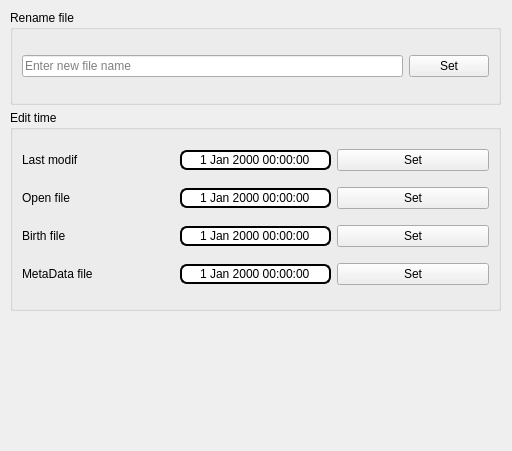
Above: file_actions_window.ui from jestsi/Info-of-file-g before the change. Below: the same form after it.
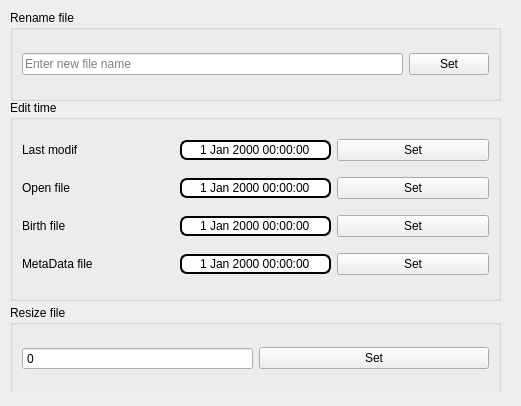
That is the form after the change. Icons and pictures are not drawn.

What changed in the file:
```diff
--- a/file_actions_window.ui
+++ b/file_actions_window.ui
@@ -9,53 +9,30 @@
    <rect>
     <x>0</x>
     <y>0</y>
-    <width>512</width>
-    <height>451</height>
+    <width>521</width>
+    <height>406</height>
    </rect>
   </property>
+  <property name="minimumSize">
+   <size>
+    <width>521</width>
+    <height>406</height>
+   </size>
+  </property>
+  <property name="maximumSize">
+   <size>
+    <width>521</width>
+    <height>406</height>
+   </size>
+  </property>
   <property name="windowTitle">
-   <string>Form</string>
+   <string>File actions</string>
   </property>
-  <widget class="QGroupBox" name="groupBox">
-   <property name="geometry">
-    <rect>
-     <x>10</x>
-     <y>10</y>
-     <width>491</width>
-     <height>95</height>
-    </rect>
-   </property>
-   <property name="title">
-    <string>Rename file</string>
-   </property>
-   <property name="flat">
-    <bool>true</bool>
-   </property>
-   <layout class="QGridLayout" name="gridLayout">
-    <item row="0" column="0">
-     <widget class="QLineEdit" name="lineEdit">
-      <property name="placeholderText">
-       <string>Enter new file name</string>
-      </property>
-      <property name="clearButtonEnabled">
-       <bool>true</bool>
-      </property>
-     </widget>
-    </item>
-    <item row="0" column="1">
-     <widget class="QPushButton" name="pushButton">
-      <property name="text">
-       <string>Set</string>
-      </property>
-     </widget>
-    </item>
-   </layout>
-  </widget>
   <widget class="QPushButton" name="pushButton_2">
    <property name="geometry">
     <rect>
-     <x>450</x>
-     <y>370</y>
+     <x>440</x>
+     <y>320</y>
      <width>61</width>
      <height>81</height>
     </rect>
@@ -83,15 +60,65 @@
     </size>
    </property>
   </widget>
+  <widget class="QWidget" name="widget" native="true">
+   <property name="geometry">
+    <rect>
+     <x>0</x>
+     <y>10</y>
+     <width>501</width>
+     <height>381</height>
+    </rect>
+   </property>
+   <widget class="QGroupBox" name="groupBox">
+    <property name="geometry">
+     <rect>
+      <x>10</x>
+      <y>0</y>
+      <width>491</width>
+      <height>91</height>
+     </rect>
+    </property>
+    <property name="title">
+     <string>Rename file</string>
+    </property>
+    <property name="flat">
+     <bool>true</bool>
+    </property>
+    <layout class="QGridLayout" name="gridLayout">
+     <item row="0" column="0">
+      <widget class="QLineEdit" name="lineEdit">
+       <property name="placeholderText">
+        <string>Enter new file name</string>
+       </property>
+       <property name="clearButtonEnabled">
+        <bool>true</bool>
+       </property>
+      </widget>
+     </item>
+     <item row="0" column="1">
+      <widget class="QPushButton" name="pushButton">
+       <property name="text">
+        <string>Set</string>
+       </property>
+      </widget>
+     </item>
+    </layout>
+   </widget>
   <widget class="QGroupBox" name="groupBox_2">
    <property name="geometry">
     <rect>
      <x>10</x>
-     <y>110</y>
+      <y>90</y>
      <width>491</width>
      <height>201</height>
     </rect>
    </property>
+    <property name="minimumSize">
+     <size>
+      <width>0</width>
+      <height>100</height>
+     </size>
+    </property>
    <property name="title">
     <string>Edit time</string>
    </property>
@@ -99,20 +126,6 @@
     <bool>true</bool>
    </property>
    <layout class="QGridLayout" name="gridLayout_2">
-    <item row="0" column="2">
-     <widget class="QPushButton" name="pushButton_3">
-      <property name="text">
-       <string>Set</string>
-      </property>
-     </widget>
-    </item>
-    <item row="4" column="2">
-     <widget class="QPushButton" name="pushButton_6">
-      <property name="text">
-       <string>Set</string>
-      </property>
-     </widget>
-    </item>
     <item row="1" column="1">
      <widget class="QDateTimeEdit" name="dateTimeEdit_2">
       <property name="styleSheet">
@@ -136,10 +149,30 @@
       </property>
      </widget>
     </item>
-    <item row="3" column="2">
-     <widget class="QPushButton" name="pushButton_5">
+     <item row="0" column="1">
+      <widget class="QDateTimeEdit" name="dateTimeEdit">
+       <property name="styleSheet">
+        <string notr="true">border: 2px solid;
+    border-radius: 7px;</string>
+       </property>
+       <property name="wrapping">
+        <bool>true</bool>
+       </property>
+       <property name="frame">
+        <bool>false</bool>
+       </property>
+       <property name="alignment">
+        <set>Qt::AlignCenter</set>
+       </property>
+       <property name="buttonSymbols">
+        <enum>QAbstractSpinBox::NoButtons</enum>
+       </property>
+      </widget>
+     </item>
+     <item row="0" column="0">
+      <widget class="QLabel" name="label">
       <property name="text">
-       <string>Set</string>
+        <string>Last modif</string>
       </property>
      </widget>
     </item>
@@ -166,6 +199,16 @@
       </property>
      </widget>
     </item>
+     <item row="3" column="0">
+      <widget class="QLabel" name="label_3">
+       <property name="frameShadow">
+        <enum>QFrame::Sunken</enum>
+       </property>
+       <property name="text">
+        <string>Birth file </string>
+       </property>
+      </widget>
+     </item>
     <item row="1" column="2">
      <widget class="QPushButton" name="pushButton_4">
       <property name="text">
@@ -173,6 +216,13 @@
       </property>
      </widget>
     </item>
+     <item row="0" column="2">
+      <widget class="QPushButton" name="pushButton_3">
+       <property name="text">
+        <string>Set</string>
+       </property>
+      </widget>
+     </item>
     <item row="1" column="0">
      <widget class="QLabel" name="label_2">
       <property name="frameShadow">
@@ -183,15 +233,15 @@
       </property>
      </widget>
     </item>
-    <item row="0" column="0">
-     <widget class="QLabel" name="label">
+     <item row="3" column="2">
+      <widget class="QPushButton" name="pushButton_5">
       <property name="text">
-       <string>Last modif</string>
+        <string>Set</string>
       </property>
      </widget>
     </item>
-    <item row="0" column="1">
-     <widget class="QDateTimeEdit" name="dateTimeEdit">
+     <item row="4" column="1">
+      <widget class="QDateTimeEdit" name="dateTimeEdit_4">
       <property name="styleSheet">
        <string notr="true">border: 2px solid;
     border-radius: 7px;</string>
@@ -208,15 +258,15 @@
       <property name="buttonSymbols">
        <enum>QAbstractSpinBox::NoButtons</enum>
       </property>
-     </widget>
-    </item>
-    <item row="3" column="0">
-     <widget class="QLabel" name="label_3">
-      <property name="frameShadow">
-       <enum>QFrame::Sunken</enum>
-      </property>
+       <property name="showGroupSeparator" stdset="0">
+        <bool>true</bool>
+       </property>
+      </widget>
+     </item>
+     <item row="4" column="2">
+      <widget class="QPushButton" name="pushButton_6">
       <property name="text">
-       <string>Birth file </string>
+        <string>Set</string>
       </property>
      </widget>
     </item>
@@ -230,30 +280,46 @@
       </property>
      </widget>
     </item>
-    <item row="4" column="1">
-     <widget class="QDateTimeEdit" name="dateTimeEdit_4">
-      <property name="styleSheet">
-       <string notr="true">border: 2px solid;
-    border-radius: 7px;</string>
-      </property>
-      <property name="wrapping">
+    </layout>
+   </widget>
+   <widget class="QGroupBox" name="groupBox_3">
+    <property name="geometry">
+     <rect>
+      <x>10</x>
+      <y>295</y>
+      <width>491</width>
+      <height>91</height>
+     </rect>
+    </property>
+    <property name="title">
+     <string>Resize file</string>
+    </property>
+    <property name="flat">
        <bool>true</bool>
       </property>
-      <property name="frame">
-       <bool>false</bool>
-      </property>
-      <property name="alignment">
-       <set>Qt::AlignCenter</set>
-      </property>
+    <layout class="QGridLayout" name="gridLayout_3">
+     <item row="0" column="1">
+      <widget class="QPushButton" name="pushButton_7">
+       <property name="text">
+        <string>Set</string>
+       </property>
+      </widget>
+     </item>
+     <item row="0" column="0">
+      <widget class="QSpinBox" name="spinBox">
       <property name="buttonSymbols">
        <enum>QAbstractSpinBox::NoButtons</enum>
       </property>
-      <property name="showGroupSeparator" stdset="0">
-       <bool>true</bool>
+       <property name="suffix">
+        <string/>
+       </property>
+       <property name="maximum">
+        <number>999999999</number>
       </property>
      </widget>
     </item>
    </layout>
+   </widget>
   </widget>
  </widget>
  <resources>
```
Lines whose indentation alone changed are shown as unchanged.
